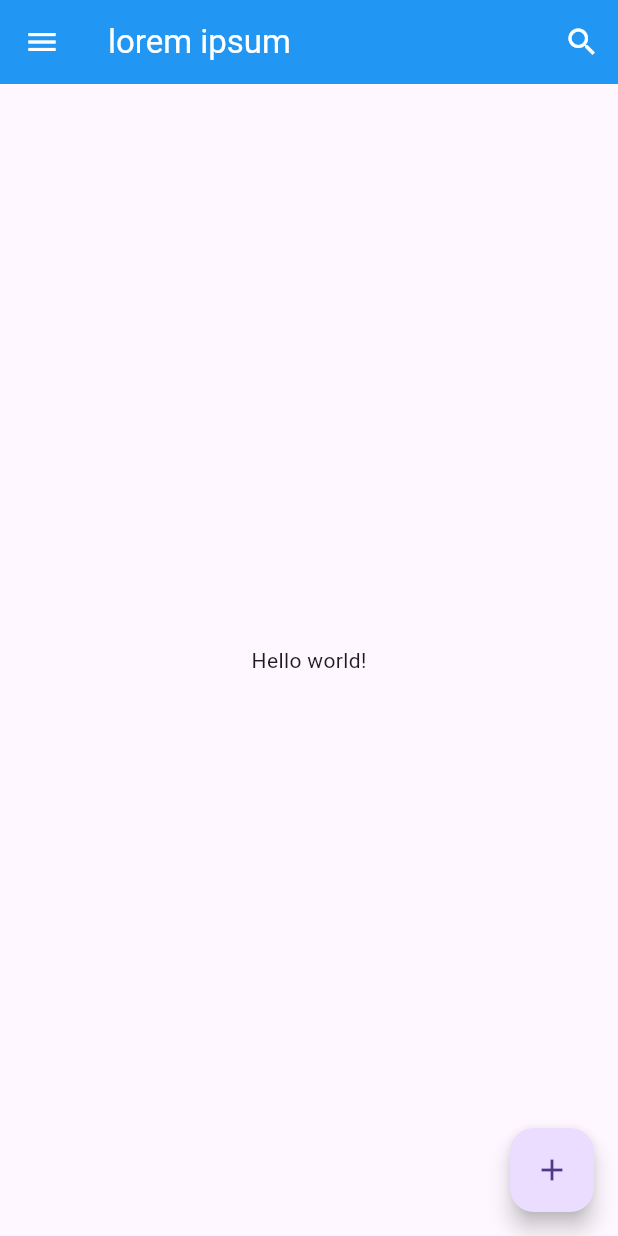
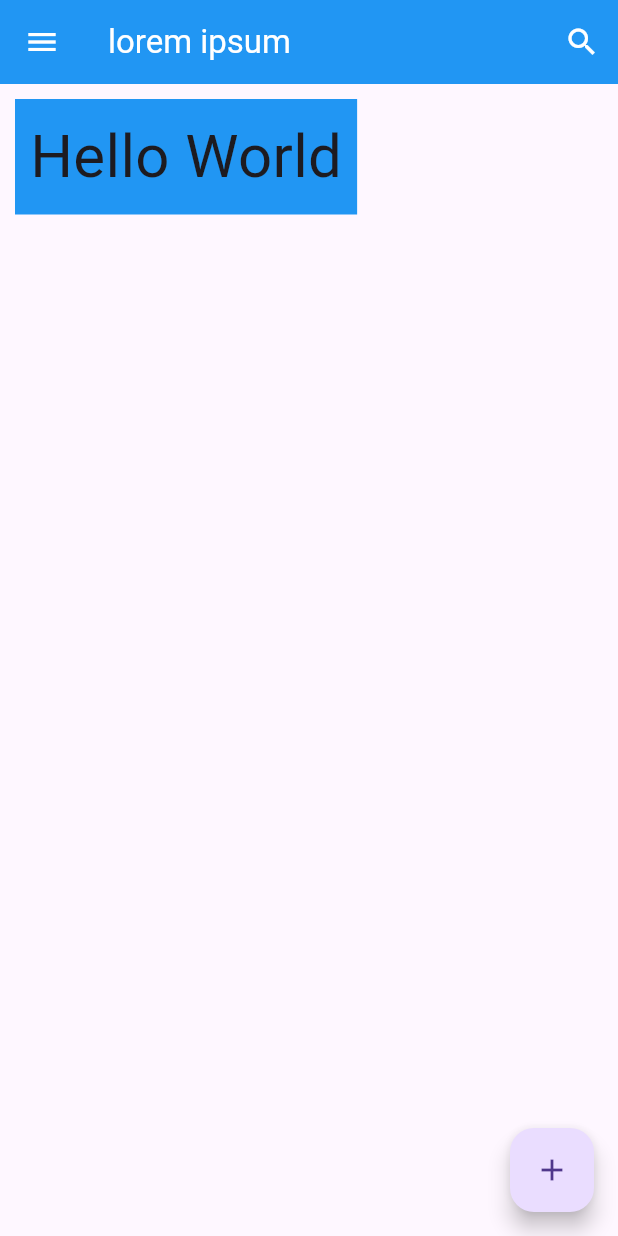
Before and after one commit to Anjasfedo/flutter_dicoding, a Flutter app: the screen it shows after launch, on a phone screen of 412 x 824 dp. Run offline on Flutter 3.47's test engine with Material 3 defaults, Android fonts, the phone set to English and light mode, and no system bars.

Commit message:
feat: container

```diff
--- a/lib/main.dart
+++ b/lib/main.dart
@@ -91,8 +91,14 @@ class FirstScreen extends StatelessWidget {
           ),
           backgroundColor: Colors.blue,
         ),
-        body: const Center(
-          child: Text('Hello world!'),
+        body: Container(
+          color: Colors.blue,
+          padding: const EdgeInsets.all(10),
+          margin: const EdgeInsets.all(10),
+          child: const Text(
+            'Hello World',
+            style: TextStyle(fontSize: 40),
+          ),
         ),
         floatingActionButton: FloatingActionButton(
             onPressed: () {},
```
